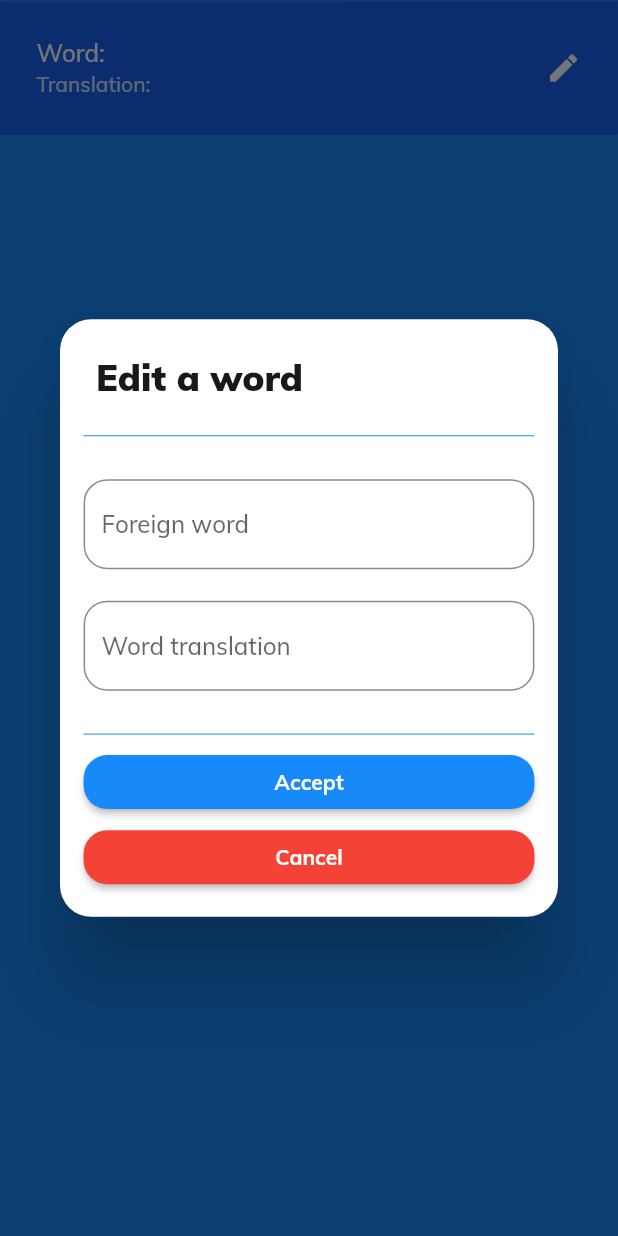
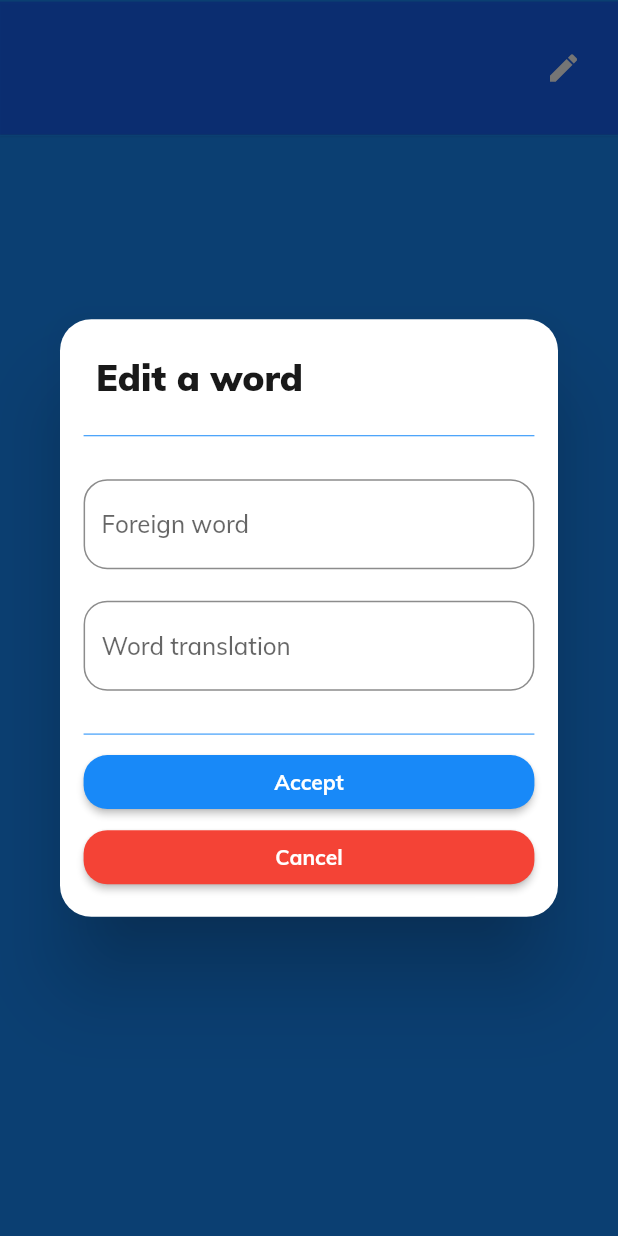
Before and after one commit to adam-podkowinski/easy_language, a Flutter app: the WordListItem widget shown alone on an empty page, opened directly with empty values, after a tap on the "edit" icon, on a phone screen of 412 x 824 dp. Run offline on Flutter 3.47's test engine with Material 2 defaults, Android fonts, the phone set to English and light mode, and no system bars; drawn by our look-alikes of flutter_slidable; our stand-ins replace auto_size_text, dartz, equatable, flutter_screenutil, flutter_svg, fluttertoast and 5 more; missing offline and left inert: language_picker; accounts and stored records are empty; statements that could not run were skipped.

Commit message:
Add edit date to word class

```diff
--- a/lib/core/word.dart
+++ b/lib/core/word.dart
@@ -1,19 +1,30 @@
 import 'package:dartz/dartz.dart';
 import 'package:equatable/equatable.dart';
+import 'package:flutter/material.dart';
 
 class Word extends Equatable {
   final String wordForeign;
   final String wordTranslation;
+  final DateTime editDate;
 
-  const Word({required this.wordForeign, required this.wordTranslation});
+  const Word({
+    required this.wordForeign,
+    required this.wordTranslation,
+    required this.editDate,
+  });
 
   static const wordForeignId = 'wordForeign';
   static const wordTranslationId = 'wordTranslation';
+  static const wordEditDateId = 'wordEditDate';
 
   factory Word.fromMap(Map<dynamic, dynamic> map) {
     return Word(
       wordForeign: cast(map[Word.wordForeignId]) ?? '',
       wordTranslation: cast(map[Word.wordTranslationId]) ?? '',
+      editDate: DateTime.tryParse(
+            cast(map[Word.wordEditDateId]),
+          ) ??
+          DateTime.now(),
     );
   }
 
@@ -25,13 +36,9 @@ class Word extends Equatable {
   Map<dynamic, dynamic> toMap() => {
         Word.wordForeignId: wordForeign,
         Word.wordTranslationId: wordTranslation,
-      };
-
-  static Map<dynamic, dynamic> wordToMap(Word word) => {
-        Word.wordForeignId: word.wordForeign,
-        Word.wordTranslationId: word.wordTranslation,
+        Word.wordEditDateId: editDate.toIso8601String(),
       };
 
   @override
-  List<Object?> get props => [wordForeign, wordTranslation];
+  List<Object?> get props => [wordForeign, wordTranslation, editDate];
 }
--- a/lib/features/word_bank/data/models/word_bank_model.dart
+++ b/lib/features/word_bank/data/models/word_bank_model.dart
@@ -33,7 +33,7 @@ class WordBankModel extends WordBank {
     final Map<dynamic, dynamic> map = dictionaries.map(
       (key, value) => MapEntry(
         key.isoCode,
-        [...value.map((e) => Word.wordToMap(e))],
+        [...value.map((e) => e.toMap())],
       ),
     );
 
--- a/lib/features/word_bank/presentation/widgets/show_word_dialog.dart
+++ b/lib/features/word_bank/presentation/widgets/show_word_dialog.dart
@@ -125,6 +125,7 @@ class _WordDialogState extends State<WordDialog> {
                   Word(
                     wordForeign: foreignWordController.text.trim(),
                     wordTranslation: wordTranslationController.text.trim(),
+                    editDate: DateTime.now(),
                   ),
                 );
                 Navigator.of(context).pop();
--- a/lib/features/word_bank/presentation/widgets/words_in_dictionary_widget.dart
+++ b/lib/features/word_bank/presentation/widgets/words_in_dictionary_widget.dart
@@ -74,6 +74,7 @@ class WordListItem extends StatelessWidget {
     );
 
     return Column(
+      mainAxisSize: MainAxisSize.min,
       children: [
         Divider(
           color: Theme.of(context).primaryColor,
@@ -103,13 +104,13 @@ class WordListItem extends StatelessWidget {
                   padding: EdgeInsets.all(8.w),
                   child: ListTile(
                     title: Text(
-                      'Word: ${word.wordForeign}',
+                      word.wordForeign,
                       style: TextStyle(
                         color: Theme.of(context).colorScheme.onPrimary,
                       ),
                     ),
                     subtitle: Text(
-                      'Translation: ${word.wordTranslation}',
+                      word.wordTranslation,
                       style: TextStyle(
                         color:
                             Theme.of(context).colorScheme.onPrimary.withOpacity(
```
Also changed, not shown: 6 other files.
